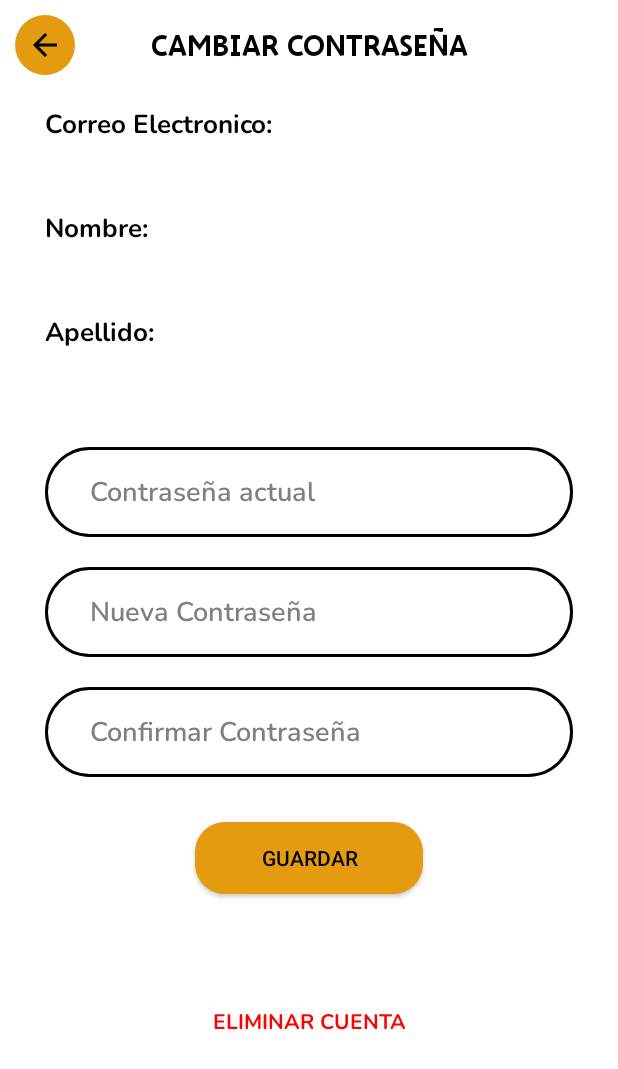
After one commit to Samixanxo/FoodieGuard, an Android app built with Jetpack Compose: the EditUser screen opened directly, with no data from a screen before it, on a phone screen of 412 x 824 dp. The commit adds this screen. Shown: the top 1069 px of the screen. Run offline under Robolectric (Android 15) with nearby library versions, the phone set to English and light mode, and no system bars; network calls fail; 4 statements that could not run were skipped.

Commit message:
First Commit

```diff
--- a/app/build.gradle.kts
+++ b/app/build.gradle.kts
@@ -68,6 +68,7 @@ dependencies {
     implementation ("org.jetbrains.kotlinx:kotlinx-coroutines-android:1.6.4")
     implementation ("org.jetbrains.kotlinx:kotlinx-coroutines-core:1.5.2")
     implementation ("com.github.bumptech.glide:glide:4.13.0")
+    implementation("androidx.activity:activity:1.8.0")
     annotationProcessor ("com.github.bumptech.glide:compiler:4.12.0")
     implementation ("androidx.recyclerview:recyclerview:1.3.2")
     implementation("org.jetbrains.kotlin:kotlin-stdlib:1.9.0")
--- /dev/null
+++ b/app/src/main/java/com/example/foodie_guardv0/Activity/EditUser.kt
@@ -0,0 +1,152 @@
+package com.example.foodie_guardv0.Activity
+
+import android.annotation.SuppressLint
+import android.content.Intent
+import android.os.Bundle
+import android.text.Editable
+import android.util.Log
+import android.widget.Button
+import android.widget.EditText
+import android.widget.ImageButton
+import android.widget.TextView
+import android.widget.Toast
+import androidx.activity.enableEdgeToEdge
+import androidx.appcompat.app.AppCompatActivity
+import androidx.lifecycle.lifecycleScope
+import com.example.foodie_guard0.R
+import com.example.foodie_guardv0.dataclass.ActualUser
+import com.example.foodie_guardv0.dataclass.User
+import com.example.foodie_guardv0.dataclass.UserChangePassword
+import com.example.foodie_guardv0.retrofitt.ApiService
+import com.example.foodie_guardv0.retrofitt.RetrofitClient
+import com.example.foodie_guardv0.sharedPreferences.UserSharedPreferences
+import kotlinx.coroutines.Dispatchers
+import kotlinx.coroutines.GlobalScope
+import kotlinx.coroutines.launch
+import retrofit2.Call
+import retrofit2.Callback
+import retrofit2.Response
+import retrofit2.Retrofit
+import kotlin.coroutines.resumeWithException
+import kotlin.coroutines.suspendCoroutine
+
+class EditUser : AppCompatActivity() {
+
+    private val service = RetrofitClient.retrofit.create(ApiService::class.java)
+    lateinit var userSharedPreferences : UserSharedPreferences
+
+    @SuppressLint("MissingInflatedId")
+    override fun onCreate(savedInstanceState: Bundle?) {
+        super.onCreate(savedInstanceState)
+        enableEdgeToEdge()
+        setContentView(R.layout.activity_edit_user)
+
+        userSharedPreferences = UserSharedPreferences(this)
+        val user = userSharedPreferences.getUser()!!.user
+
+        val emailContainer = findViewById<TextView>(R.id.tv_Email)
+        val nameContainer = findViewById<TextView>(R.id.tv_Name)
+        val surnameContainer = findViewById<TextView>(R.id.tv_Surname)
+
+        val actualPass = findViewById<EditText>(R.id.et_ActualPassword)
+        val newPass = findViewById<EditText>(R.id.et_NewPassword)
+        val confirmNewPass = findViewById<EditText>(R.id.et_ConfirmNewPassword)
+
+        val buttonSavePass = findViewById<Button>(R.id.bt_SaveNewPassword)
+        val buttonDeleteAccount = findViewById<Button>(R.id.bt_DeleteAccount)
+
+        val BackButton = findViewById<ImageButton>(R.id.ib_return)
+        BackButton.setOnClickListener() {
+            finish()
+        }
+
+        emailContainer.text = user.email
+        nameContainer.text = user.name
+        surnameContainer.text = user.surname
+
+        buttonSavePass.setOnClickListener() {
+            if (CheckCurrentPass(user.password, actualPass.text)) {
+                if(CheckNewPass(newPass.text, confirmNewPass.text)){
+                    val datos = mapOf(
+                        "email" to user.email,
+                        "password" to user.password,
+                        "newPassword" to newPass.text.toString(),
+                    )
+                    lifecycleScope.launch {
+                        changePassword(datos, newPass.text.toString())
+                    }
+                }
+            }
+        }
+
+        buttonDeleteAccount.setOnClickListener() {
+            GlobalScope.launch(Dispatchers.Main) {
+                try {
+                    deleteAccount(user.id)
+                } catch (e: Exception) {
+
+                }
+            }
+        }
+
+    }
+
+    fun CheckCurrentPass(actualPass: String, inputActualPass: Editable): Boolean {
+        if (actualPass == inputActualPass.toString()) {
+            return true
+        } else {
+            Toast.makeText(this, "Contraseña Actual Incorrecta", Toast.LENGTH_SHORT).show()
+            return false
+        }
+    }
+
+    fun CheckNewPass(newpass: Editable, confirmNewPass: Editable): Boolean {
+        if (newpass.toString() == confirmNewPass.toString()){
+            return true
+        } else {
+            Toast.makeText(this, "Las contraseñas no coinciden", Toast.LENGTH_SHORT).show()
+            return false
+        }
+    }
+
+    private suspend fun deleteAccount(id : Int){
+        return suspendCoroutine { continuation ->
+            val call = RetrofitClient.apiService.deleteUser(id)
+
+            call.enqueue(object : Callback<Void> {
+                override fun onResponse(call: Call<Void>, response: Response<Void>) {
+                    userSharedPreferences = UserSharedPreferences(this@EditUser)
+                    userSharedPreferences.clearUser()
+                    finish()
+                    startActivity(Intent(this@EditUser, LoginActivity::class.java))
+                }
+
+                override fun onFailure(call: Call<Void>, t: Throwable) {
+                    continuation.resumeWithException(t)
+                }
+            })
+        }
+    }
+
+    private suspend fun changePassword(body: Map<String,String>, password: String) {
+        return suspendCoroutine { continuation ->
+            val call = RetrofitClient.apiService.changePassword(body)
+
+            call.enqueue(object : Callback<Void> {
+                override fun onResponse(call: Call<Void>, response: Response<Void>) {
+                    userSharedPreferences = UserSharedPreferences(this@EditUser)
+                    val actualUser = userSharedPreferences.getUser()!!.user
+                    val user = ActualUser(User(actualUser.id, actualUser.name, actualUser.surname, actualUser.email, password), userSharedPreferences.getUser()!!.token)
+                    userSharedPreferences.clearUser()
+                    userSharedPreferences.saveUser(user)
+                    finish()
+                }
+
+                override fun onFailure(call: Call<Void>, t: Throwable) {
+
+                }
+            })
+        }
+    }
+
+}
--- a/app/src/main/java/com/example/foodie_guardv0/deprecated/LoginActivity.kt
+++ b/app/src/main/java/com/example/foodie_guardv0/Activity/LoginActivity.kt
@@ -1,4 +1,4 @@
-package com.example.foodie_guardv0.deprecated
+package com.example.foodie_guardv0.Activity
 
 import android.content.Intent
 import android.os.Bundle
@@ -8,8 +8,6 @@ import android.widget.EditText
 import android.widget.TextView
 import androidx.appcompat.app.AppCompatActivity
 import com.example.foodie_guard0.R
-import com.example.foodie_guardv0.Activity.HomeActivity
-import com.example.foodie_guardv0.Activity.RegisterActivity
 import com.example.foodie_guardv0.dataclass.ActualUser
 import com.example.foodie_guardv0.retrofitt.RetrofitClient.apiService
 import com.example.foodie_guardv0.sharedPreferences.UserSharedPreferences
@@ -62,7 +60,9 @@ class LoginActivity : AppCompatActivity() {
                 override fun onResponse(call: Call<ActualUser>, response: Response<ActualUser>) {
                     if (response.isSuccessful) {
                         val respuesta = response.body()
+                        Log.e("resultado", response.body().toString())
                         userSharedPreferences.saveUser(respuesta!!)
+                        finish()
                         val intent = Intent(this@LoginActivity, HomeActivity::class.java)
                         startActivity(intent)
                     } else {
--- a/app/src/main/java/com/example/foodie_guardv0/dataclass/User.kt
+++ b/app/src/main/java/com/example/foodie_guardv0/dataclass/User.kt
@@ -1,11 +1,12 @@
 package com.example.foodie_guardv0.dataclass
+
+import java.lang.reflect.Constructor
 
 
 data class User(
+    val id: Int,
     val name: String,
     val surname: String,
     val email: String,
     val password: String,
-
-
 )
--- a/app/src/main/java/com/example/foodie_guardv0/provider/UserProvider.kt
+++ b/app/src/main/java/com/example/foodie_guardv0/provider/UserProvider.kt
@@ -11,11 +11,11 @@ class UserProvider {
         @RequiresApi(Build.VERSION_CODES.O)
         val userList = listOf(
             User(
+                id = 0,
                 name = "Saioa",
                 surname = "Alejo",
                 email = "saioa@example.com",
                 password = "1234"
-
             ))
 
     }
--- a/app/src/main/java/com/example/foodie_guardv0/retrofitt/ApiService.kt
+++ b/app/src/main/java/com/example/foodie_guardv0/retrofitt/ApiService.kt
@@ -7,6 +7,7 @@ import com.example.foodie_guardv0.dataclass.User
 import retrofit2.Call
 import retrofit2.Response
 import retrofit2.http.Body
+import retrofit2.http.DELETE
 import retrofit2.http.GET
 import retrofit2.http.POST
 import retrofit2.http.PUT
@@ -46,4 +47,8 @@ interface ApiService {
     @PUT("user/password")
     fun changePassword (@Body body:Map<String,String>) :Call<Void>
 
+    @DELETE("user/{id}")
+    fun deleteUser (@Path("id") id: Int): Call<Void>
+
+
 }
--- a/app/src/main/res/layout-v26/fragment_user.xml
+++ b/app/src/main/res/layout-v26/fragment_user.xml
@@ -98,12 +98,13 @@
             </androidx.constraintlayout.widget.ConstraintLayout>
 
             <Button
+                android:id="@+id/bt_editUser"
                 android:layout_width="match_parent"
                 android:layout_height="50dp"
                 android:layout_marginHorizontal="20dp"
                 android:layout_marginBottom="20dp"
                 android:textAlignment="center"
-                android:text="Editar Usuario"
+                android:text="Cambiar Contraseña"
                 android:fontFamily="@font/nunito_bold"
                 android:textSize="20dp"
                 android:background="@drawable/button_users_white"
--- /dev/null
+++ b/app/src/main/res/layout/activity_edit_user.xml
@@ -0,0 +1,172 @@
+<?xml version="1.0" encoding="utf-8"?>
+<androidx.constraintlayout.widget.ConstraintLayout xmlns:android="http://schemas.android.com/apk/res/android"
+    xmlns:app="http://schemas.android.com/apk/res-auto"
+    xmlns:tools="http://schemas.android.com/tools"
+    android:layout_width="match_parent"
+    android:layout_height="match_parent"
+    tools:context="com.example.foodie_guardv0.Activity.EditUser"
+    android:background="@color/white">
+
+    <RelativeLayout
+        android:id="@+id/relativeLayout2"
+        android:layout_width="match_parent"
+        android:layout_height="0dp"
+        app:layout_constraintEnd_toEndOf="parent"
+        app:layout_constraintStart_toStartOf="parent"
+        app:layout_constraintTop_toTopOf="parent">
+
+        <ImageButton
+            android:id="@+id/ib_return"
+            android:layout_width="40dp"
+            android:layout_height="40dp"
+            android:layout_margin="10dp"
+            android:background="@drawable/circle_background"
+            android:backgroundTint="@color/mostaza"
+            android:src="@drawable/baseline_arrow_back_24" />
+
+        <TextView
+            android:layout_width="match_parent"
+            android:layout_height="wrap_content"
+            android:fontFamily="@font/jonesy_capitals"
+            android:textAlignment="center"
+            android:layout_centerVertical="true"
+            android:text="Cambiar Contraseña"
+            android:textColor="@color/black"
+            android:textSize="23dp" />
+
+    </RelativeLayout>
+
+    <RelativeLayout
+        android:layout_width="match_parent"
+        android:layout_height="0dp"
+        android:padding="10dp"
+        app:layout_constraintBottom_toBottomOf="parent"
+        app:layout_constraintEnd_toEndOf="parent"
+        app:layout_constraintStart_toStartOf="parent"
+        app:layout_constraintTop_toBottomOf="@+id/relativeLayout2">
+
+        <androidx.appcompat.widget.LinearLayoutCompat
+            android:layout_width="match_parent"
+            android:layout_height="match_parent"
+            android:layout_marginHorizontal="20dp"
+            android:orientation="vertical">
+
+            <TextView
+                android:layout_width="match_parent"
+                android:layout_height="wrap_content"
+                android:text="Correo Electronico:"
+                android:textColor="@color/black"
+                android:textSize="17dp"
+                android:fontFamily="@font/nunito_bold"/>
+
+            <TextView
+                android:id="@+id/tv_Email"
+                android:layout_width="match_parent"
+                android:layout_height="wrap_content"
+                tools:text="prueba1234@hotmail.es"
+                android:textColor="@color/black"
+                android:textSize="17dp"/>
+
+            <TextView
+                android:layout_width="match_parent"
+                android:layout_height="wrap_content"
+                android:text="Nombre:"
+                android:textColor="@color/black"
+                android:layout_marginTop="20dp"
+                android:textSize="17dp"
+                android:fontFamily="@font/nunito_bold"/>
+
+            <TextView
+                android:id="@+id/tv_Name"
+                android:layout_width="match_parent"
+                android:layout_height="wrap_content"
+                tools:text="Miguel Angel"
+                android:textColor="@color/black"
+                android:textSize="17dp"/>
+
+            <TextView
+                android:layout_width="match_parent"
+                android:layout_height="wrap_content"
+                android:text="Apellido:"
+                android:textColor="@color/black"
+                android:layout_marginTop="20dp"
+                android:textSize="17dp"
+                android:fontFamily="@font/nunito_bold"/>
+
+            <TextView
+                android:id="@+id/tv_Surname"
+                android:layout_width="match_parent"
+                android:layout_height="wrap_content"
+                tools:text="Vazquez Gonzalez"
+                android:textColor="@color/black"
+                android:textSize="17dp"/>
+
+            <EditText
+                android:id="@+id/et_ActualPassword"
+                android:layout_width="match_parent"
+                android:layout_height="60dp"
+                android:background="@drawable/custom_edittext"
+                android:fontFamily="@font/nunito_semibold"
+                android:inputType="textPassword"
+                android:paddingStart="30dp"
+                android:layout_marginTop="40dp"
+                android:hint="Contraseña actual"
+                android:textColorHint="@color/grey"
+                android:textColor="@color/black" />
+
+
+            <EditText
+                android:id="@+id/et_NewPassword"
+                android:layout_width="match_parent"
+                android:layout_height="60dp"
+                android:background="@drawable/custom_edittext"
+                android:fontFamily="@font/nunito_semibold"
+                android:inputType="textPassword"
+                android:paddingStart="30dp"
+                android:layout_marginTop="20dp"
+                android:hint="Nueva Contraseña"
+                android:textColorHint="@color/grey"
+                android:textColor="@color/black" />
+
+            <EditText
+                android:id="@+id/et_ConfirmNewPassword"
+                android:layout_width="match_parent"
+                android:layout_height="60dp"
+                android:background="@drawable/custom_edittext"
+                android:fontFamily="@font/nunito_semibold"
+                android:inputType="textPassword"
+                android:paddingStart="30dp"
+                android:layout_marginTop="20dp"
+                android:hint="Confirmar Contraseña"
+                android:textColorHint="@color/grey"
+                android:textColor="@color/black" />
+
+            <Button
+                android:id="@+id/bt_SaveNewPassword"
+                android:layout_width="match_parent"
+                android:layout_height="wrap_content"
+                android:layout_marginHorizontal="100dp"
+                android:layout_marginTop="30dp"
+                android:background="@drawable/custom_button"
+                android:text="Guardar"
+                android:textColor="@color/black"
+                android:backgroundTint="@color/mostaza"/>
+
+            <Button
+                android:id="@+id/bt_DeleteAccount"
+                android:layout_width="match_parent"
+                android:layout_height="30dp"
+                android:layout_marginTop="70dp"
+                android:layout_marginHorizontal="100dp"
+                android:textSize="14dp"
+                android:fontFamily="@font/nunito_bold"
+                android:textAlignment="center"
+                android:text="Eliminar Cuenta"
+                android:background="@drawable/button_users_transparent"
+                android:textColor="@color/red"/>
+
+
+        </androidx.appcompat.widget.LinearLayoutCompat>
+    </RelativeLayout>
+
+</androidx.constraintlayout.widget.ConstraintLayout>
--- a/app/src/main/res/layout/fragment_user.xml
+++ b/app/src/main/res/layout/fragment_user.xml
@@ -98,12 +98,13 @@
             </androidx.constraintlayout.widget.ConstraintLayout>
 
             <Button
+                android:id="@+id/bt_editUser"
                 android:layout_width="match_parent"
                 android:layout_height="50dp"
                 android:layout_marginHorizontal="20dp"
                 android:layout_marginBottom="20dp"
                 android:textAlignment="center"
-                android:text="Editar Usuario"
+                android:text="Cambiar Contraseña"
                 android:fontFamily="@font/nunito_bold"
                 android:textSize="20dp"
                 android:background="@drawable/button_users_white"
```
Also changed, not shown: app/src/main/AndroidManifest.xml (+5 -4 lines), app/src/main/java/com/example/foodie_guardv0/Activity/MainActivity.kt (+0 -20 lines), app/src/main/java/com/example/foodie_guardv0/Activity/RegisterActivity.kt (+6 -2 lines), app/src/main/java/com/example/foodie_guardv0/Activity/user_fragment.kt (+5 -20 lines).
